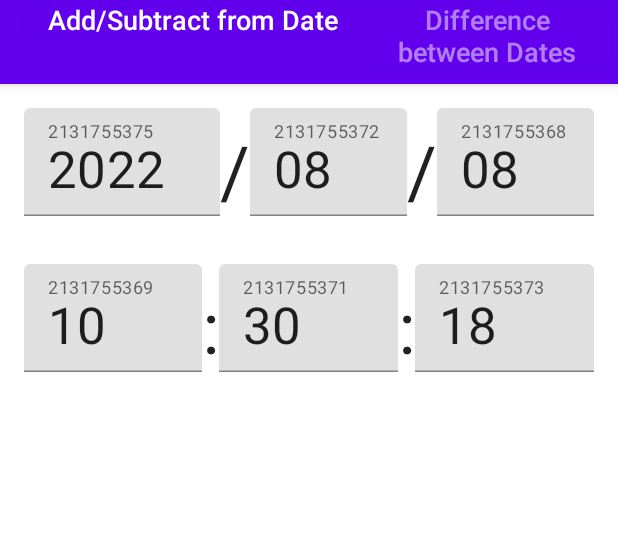
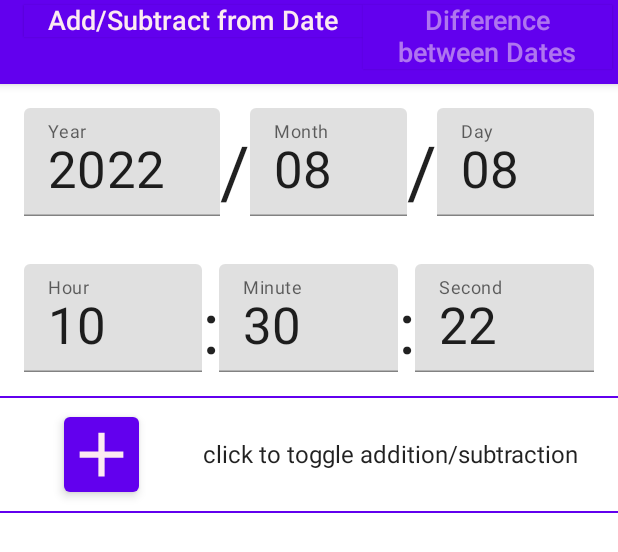
Before and after one commit to kunimitsova/DateTimeCalculator, an Android app built with Jetpack Compose: the @Preview function APreview, on a phone screen of 412 x 824 dp. Shown: the top 552 px of the screen. Run offline under Robolectric (Android 15) with nearby library versions, the phone set to English and light mode, and no system bars.

Commit message:
add some UI elements, change DateTimeUnits
add time entry to main screen, create plus/minus toggle and
add to main screen, create Add This Number entry area, create
dateTimeUnits spinner for unit selection, change
DateTimeUnits.kt so that the friendly name is now a friendly
name ID from the resources (so when you call it you have to
use a getString or stringResource bc it returns an ID)

```diff
--- a/app/src/main/java/kunimitsova/valbee/datetimecalculator/ui/components/Buttons.kt
+++ b/app/src/main/java/kunimitsova/valbee/datetimecalculator/ui/components/Buttons.kt
@@ -1,42 +1,66 @@
 package kunimitsova.valbee.datetimecalculator.ui.components
 
-import androidx.compose.foundation.layout.Row
-import androidx.compose.foundation.layout.fillMaxWidth
-import androidx.compose.foundation.layout.height
-import androidx.compose.foundation.layout.padding
-import androidx.compose.material.Button
-import androidx.compose.material.Icon
-import androidx.compose.material.IconToggleButton
-import androidx.compose.material.Text
-import androidx.compose.material.icons.Icons
-import androidx.compose.material.icons.filled.Add
+import androidx.compose.foundation.background
+import androidx.compose.foundation.clickable
+import androidx.compose.foundation.layout.*
+import androidx.compose.material.*
 import androidx.compose.runtime.Composable
+import androidx.compose.runtime.mutableStateOf
+import androidx.compose.runtime.remember
+import androidx.compose.ui.Alignment
 import androidx.compose.ui.Modifier
-import androidx.compose.ui.layout.AlignmentLine
-import androidx.compose.ui.modifier.modifierLocalConsumer
 import androidx.compose.ui.res.painterResource
 import androidx.compose.ui.res.stringResource
 import androidx.compose.ui.tooling.preview.Preview
 import androidx.compose.ui.unit.dp
 import kunimitsova.valbee.datetimecalculator.R
+import kunimitsova.valbee.datetimecalculator.ui.theme.DateTimeCalculatorTheme
 
 @Composable
 fun PlusMinusButton(addDate: Boolean, onToggle: (Boolean) -> Unit) {
-    Row(modifier = Modifier.padding(start = 30.dp)) {
+    Row(modifier = Modifier.padding(start = 30.dp, end = 16.dp)) {
         IconToggleButton(
             checked = addDate,
             onCheckedChange = onToggle,
-            modifier = Modifier.height(79.dp)
-        ) {
+            modifier = Modifier
+                .height(75.dp)
+                .width(75.dp)
+                .padding(4.dp)
+//                .background(
+//                    color = MaterialTheme.colors.primary,
+//                    shape = MaterialTheme.shapes.medium
+//                )
+        )
+         {
+             Surface(color = MaterialTheme.colors.primary,
+                 elevation = 4.dp,
+                 shape = MaterialTheme.shapes.medium
+             ) {
             if (!addDate) {
-                Icon(painter = painterResource(id = R.drawable.baseline_horizontal_rule_24),
-                    contentDescription = "Subtract" )
+                Icon(
+                    painter = painterResource(id = R.drawable.baseline_horizontal_rule_24),
+                    contentDescription = "Subtract",
+                    tint = MaterialTheme.colors.onPrimary,
+                    modifier = Modifier
+                        .height(50.dp)
+                        .width(50.dp)
+                )
             } else {
-                Icon(painter = painterResource(id = R.drawable.baseline_add_24),
-                    contentDescription = "Add")
+                Icon(
+                    painter = painterResource(id = R.drawable.baseline_add_24),
+                    contentDescription = "Add",
+                    tint = MaterialTheme.colors.onPrimary,
+                    modifier = Modifier
+                        .height(50.dp)
+                        .width(50.dp)
+                )
             }
-        }
-        Text(text = "click to toggle addition/subtraction")
+        }}
+        Spacer(modifier = Modifier.width(30.dp))
+        bodyText(
+            text = "click to toggle addition/subtraction",
+            modifier = Modifier.align(Alignment.CenterVertically)
+        )
     }
 }
 
@@ -49,13 +73,19 @@ fun CalculateButton(onCalculate: () -> Unit) {
             onClick = onCalculate,
             modifier = Modifier.fillMaxWidth(1f)
         ) {
+            Surface(color = MaterialTheme.colors.primary,
+                elevation = 4.dp
+            ) {
             ButtonText(text = stringResource(id = R.string.calculate))
-        }
+        } }
     }
 }
 
-@Preview
+@Preview(showBackground = true)
 @Composable
-fun buttonPreview() {
-
+fun ButtonPreview() {
+    var addTe = remember{ mutableStateOf(true  )}
+    DateTimeCalculatorTheme {
+        PlusMinusButton(addTe.value, {addDTe -> addTe.value = !addTe.value })
+    }
 }
--- a/app/src/main/java/kunimitsova/valbee/datetimecalculator/ui/components/DateItemsDirectInput.kt
+++ /dev/null
@@ -1,124 +0,0 @@
-package kunimitsova.valbee.datetimecalculator.ui.components
-
-import android.content.res.Configuration.UI_MODE_NIGHT_NO
-import android.content.res.Configuration.UI_MODE_NIGHT_YES
-import android.graphics.Color
-import androidx.compose.foundation.layout.*
-import androidx.compose.material.Text
-import androidx.compose.runtime.Composable
-import androidx.compose.runtime.mutableStateOf
-import androidx.compose.runtime.remember
-import androidx.compose.runtime.saveable.rememberSaveable
-import androidx.compose.ui.Alignment
-import androidx.compose.ui.Modifier
-import androidx.compose.ui.tooling.preview.Preview
-import androidx.compose.ui.unit.dp
-import kunimitsova.valbee.datetimecalculator.ui.components.EntryText
-import kunimitsova.valbee.datetimecalculator.ui.theme.DateTimeCalculatorTheme
-import kunimitsova.valbee.datetimecalculator.utils.DateTimeUnits
-import java.util.*
-
-@Composable
-fun DateItemsInput(
-    startYear: String,  startMonth: String, startDay: String,
-    onYrChange: (String) -> Unit,
-    onMonthChange: (String) -> Unit,
-    onDayChange: (String) -> Unit,
-) {
-    // starting date is current date
-    Row(
-        verticalAlignment = Alignment.Bottom,
-        modifier = Modifier.padding(16.dp)
-    ) {
-        EntryText(
-            text = startYear, label = DateTimeUnits.YEAR.friendlyName,
-            onChanged = onYrChange,
-            modifier = Modifier.weight(1f)
-        )
-        DateDivider()
-        EntryText(
-            text = startMonth, label = DateTimeUnits.MONTH.friendlyName,
-            onChanged = onMonthChange,
-            modifier = Modifier.weight(0.8f)
-        )
-        DateDivider()
-        EntryText(
-            text = startDay, label = DateTimeUnits.DAY.friendlyName,
-            onChanged = onDayChange,
-            modifier = Modifier.weight(0.8f)
-        )
-    }
-}
-
-@Composable
-fun TimeItemsInput(
-    startHour: String, startMin: String, startSec: String, startMilli: String,
-    onHrChange: (String) -> Unit,
-    onMinChange: (String) -> Unit,
-    onSecChange: (String) -> Unit,
-    onMilliChange: (String) -> Unit,
-    showMillis: Boolean,
-) {
-    // Milliseconds will be implemented later.
-    Row(verticalAlignment = Alignment.Bottom,
-        modifier = Modifier.padding(16.dp)) {
-        EntryText(
-            text = startHour, label = DateTimeUnits.HOUR.friendlyName,
-            onChanged = onHrChange,
-            modifier = Modifier.weight(1f)
-        )
-        TimeDivider()
-        EntryText(
-            text = startMin, label = DateTimeUnits.MINUTE.friendlyName,
-            onChanged = onMinChange,
-            modifier = Modifier.weight(1f)
-        )
-        TimeDivider()
-        EntryText(
-            text = startSec, label = DateTimeUnits.SECOND.friendlyName,
-            onChanged = onSecChange,
-            modifier = Modifier.weight(1f)
-        )
-        if (showMillis) {
-            EntryText(
-                text = startMilli,
-                label = DateTimeUnits.MILLISECOND.friendlyName,
-                onChanged = onMilliChange,
-                modifier = Modifier.weight(1f)
-            )
-        }
-    }
-}
-
-@Preview
-@Composable
-fun DateItemsInputPreview() {
-    DateTimeCalculatorTheme {
-        DateItemsInput(
-            startYear = "2022",
-            startMonth = "08",
-            startDay = "22",
-            onYrChange = {},
-            onMonthChange = {},
-            onDayChange = {}
-        )
-    }
-}
-
-@Preview
-@Composable
-fun TimeItemsInputPreview() {
-    DateTimeCalculatorTheme {
-        TimeItemsInput(
-            startHour = "04",
-            startMin = "33",
-            startSec = "38",
-            startMilli = "125",
-            onHrChange = {},
-            onMinChange = {},
-            onSecChange = {},
-            onMilliChange = {},
-            showMillis = false
-        )
-    }
-}
--- /dev/null
+++ b/app/src/main/java/kunimitsova/valbee/datetimecalculator/ui/components/DateItemsInput.kt
@@ -0,0 +1,57 @@
+package kunimitsova.valbee.datetimecalculator.ui.components
+
+import androidx.compose.foundation.layout.*
+import androidx.compose.runtime.Composable
+import androidx.compose.ui.Alignment
+import androidx.compose.ui.Modifier
+import androidx.compose.ui.res.stringResource
+import androidx.compose.ui.tooling.preview.Preview
+import androidx.compose.ui.unit.dp
+import kunimitsova.valbee.datetimecalculator.ui.theme.DateTimeCalculatorTheme
+import kunimitsova.valbee.datetimecalculator.R
+
+@Composable
+fun DateItemsInput(
+    startYear: String,  startMonth: String, startDay: String,
+    onYrChange: (String) -> Unit,
+    onMonthChange: (String) -> Unit,
+    onDayChange: (String) -> Unit,
+) {
+    // starting date is current date
+    Row(
+        verticalAlignment = Alignment.Bottom,
+        modifier = Modifier.padding(16.dp)
+    ) {
+        EntryText(
+            text = startYear, label = stringResource(id = R.string.year),
+            onChanged = onYrChange,
+            modifier = Modifier.weight(1f)
+        )
+        DateDivider()
+        EntryText(
+            text = startMonth, label = stringResource(id = R.string.month),
+            onChanged = onMonthChange,
+            modifier = Modifier.weight(0.8f)
+        )
+        DateDivider()
+        EntryText(
+            text = startDay, label = stringResource(id = R.string.day),
+            onChanged = onDayChange,
+            modifier = Modifier.weight(0.8f)
+        )
+    }
+}
+@Preview
+@Composable
+fun DateItemsInputPreview() {
+    DateTimeCalculatorTheme {
+        DateItemsInput(
+            startYear = "2022",
+            startMonth = "08",
+            startDay = "22",
+            onYrChange = {},
+            onMonthChange = {},
+            onDayChange = {}
+        )
+    }
+}
--- /dev/null
+++ b/app/src/main/java/kunimitsova/valbee/datetimecalculator/ui/components/TimeItemsInput.kt
@@ -0,0 +1,71 @@
+package kunimitsova.valbee.datetimecalculator.ui.components
+
+import androidx.compose.foundation.layout.Row
+import androidx.compose.foundation.layout.padding
+import androidx.compose.runtime.Composable
+import androidx.compose.ui.Alignment
+import androidx.compose.ui.Modifier
+import androidx.compose.ui.res.stringResource
+import androidx.compose.ui.tooling.preview.Preview
+import androidx.compose.ui.unit.dp
+import kunimitsova.valbee.datetimecalculator.R
+import kunimitsova.valbee.datetimecalculator.ui.theme.DateTimeCalculatorTheme
+import kunimitsova.valbee.datetimecalculator.utils.DateTimeUnits
+
+@Composable
+fun TimeItemsInput(
+    startHour: String, startMin: String, startSec: String, startMilli: String,
+    onHrChange: (String) -> Unit,
+    onMinChange: (String) -> Unit,
+    onSecChange: (String) -> Unit,
+    onMilliChange: (String) -> Unit,
+    showMillis: Boolean,
+) {
+    // Milliseconds will be implemented later.
+    Row(verticalAlignment = Alignment.Bottom,
+        modifier = Modifier.padding(16.dp)) {
+        EntryText(
+            text = startHour, label = stringResource(id = R.string.hour),
+            onChanged = onHrChange,
+            modifier = Modifier.weight(1f)
+        )
+        TimeDivider()
+        EntryText(
+            text = startMin, label = stringResource(id = R.string.minute),
+            onChanged = onMinChange,
+            modifier = Modifier.weight(1f)
+        )
+        TimeDivider()
+        EntryText(
+            text = startSec, label = stringResource(id = R.string.second),
+            onChanged = onSecChange,
+            modifier = Modifier.weight(1f)
+        )
+        if (showMillis) {
+            EntryText(
+                text = startMilli,
+                label = stringResource(id = R.string.Millis),
+                onChanged = onMilliChange,
+                modifier = Modifier.weight(1f)
+            )
+        }
+    }
+}
+
+@Preview
+@Composable
+fun TimeItemsInputPreview() {
+    DateTimeCalculatorTheme {
+        TimeItemsInput(
+            startHour = "04",
+            startMin = "33",
+            startSec = "38",
+            startMilli = "125",
+            onHrChange = {},
+            onMinChange = {},
+            onSecChange = {},
+            onMilliChange = {},
+            showMillis = false
+        )
+    }
+}
--- a/app/src/main/java/kunimitsova/valbee/datetimecalculator/ui/components/reusables.kt
+++ b/app/src/main/java/kunimitsova/valbee/datetimecalculator/ui/components/reusables.kt
@@ -1,6 +1,6 @@
 package kunimitsova.valbee.datetimecalculator.ui.components
 
-import androidx.annotation.StyleableRes
+import androidx.compose.foundation.clickable
 import androidx.compose.foundation.layout.*
 import androidx.compose.material.*
 import androidx.compose.runtime.*
@@ -10,6 +10,7 @@ import androidx.compose.ui.text.style.TextAlign
 import androidx.compose.ui.tooling.preview.Preview
 import androidx.compose.ui.unit.dp
 import kunimitsova.valbee.datetimecalculator.ui.theme.DateTimeCalculatorTheme
+import java.sql.Types
 
 // EntryText height on main page = 79dp
 @Composable
@@ -24,6 +25,25 @@ fun EntryText(
         onValueChange = onChanged,
         textStyle = MaterialTheme.typography.h4,
         label = { Text(label) },
+        modifier = modifier
+    )
+}
+
+@Composable
+fun BigText(text: String, modifier: Modifier = Modifier){
+    Text(
+        text = text,
+        style = MaterialTheme.typography.h4,
+        modifier = modifier
+    )
+}
+
+@Composable
+fun bodyText(text: String, modifier: Modifier = Modifier) {
+    Text(
+        text = text,
+        style = MaterialTheme.typography.body1,
+        textAlign = TextAlign.Start,
         modifier = modifier
     )
 }
--- a/app/src/main/java/kunimitsova/valbee/datetimecalculator/ui/screens/DateTimeAddSubScreen.kt
+++ b/app/src/main/java/kunimitsova/valbee/datetimecalculator/ui/screens/DateTimeAddSubScreen.kt
@@ -15,9 +15,13 @@ import androidx.compose.ui.tooling.preview.Preview
 import androidx.compose.ui.unit.dp
 import kunimitsova.valbee.datetimecalculator.R
 import kunimitsova.valbee.datetimecalculator.ui.components.DateItemsInput
+import kunimitsova.valbee.datetimecalculator.ui.components.DtcDivider
+import kunimitsova.valbee.datetimecalculator.ui.components.PlusMinusButton
 import kunimitsova.valbee.datetimecalculator.ui.components.TimeItemsInput
 import kunimitsova.valbee.datetimecalculator.ui.theme.DateTimeCalculatorTheme
 import kunimitsova.valbee.datetimecalculator.utils.leadingZero
+import java.time.temporal.ChronoUnit
+import java.time.temporal.TemporalUnit
 import java.util.*
 
 @Composable
@@ -37,7 +41,12 @@ fun DateTimeScreen(){
     var startMilli by rememberSaveable {
         mutableStateOf(leadingZero(calendar[Calendar.MILLISECOND], 3)) }
 
-    val showMillis by rememberSaveable { mutableStateOf(false) }
+    var showMillis by rememberSaveable { mutableStateOf(false) }
+    var plusMinus by rememberSaveable { mutableStateOf(true) }
+
+    var numToAdd by rememberSaveable { mutableStateOf("0") }
+
+
 
     Scaffold(
         topBar = { TopAppBar(title = {
@@ -91,7 +100,9 @@ fun DateTimeScreen(){
                 onMilliChange = { startMilli -> it },
                 showMillis = false
             )
-
+            DtcDivider()
+            PlusMinusButton(addDate = plusMinus, onToggle = { addDate -> plusMinus = !plusMinus })
+            DtcDivider()
         }
     }
 }
--- a/app/src/main/java/kunimitsova/valbee/datetimecalculator/ui/theme/Color.kt
+++ b/app/src/main/java/kunimitsova/valbee/datetimecalculator/ui/theme/Color.kt
@@ -1,9 +1,13 @@
 package kunimitsova.valbee.datetimecalculator.ui.theme
 
 import androidx.compose.ui.graphics.Color
+
+// these colors are not exactly the colors of legend
 
 val Purple200 = Color(0xFFBB86FC)
 val Purple500 = Color(0xFF6200EE)
 val Purple700 = Color(0xFF3700B3)
 val Teal200 = Color(0xFF03DAC5)
 val Gray900 = Color(0xFF121212)
+val Pink45 = Color(0xFFFCEAF1)
+val Pink80 = Color(0xFFFCDEE9)
--- a/app/src/main/java/kunimitsova/valbee/datetimecalculator/ui/theme/Theme.kt
+++ b/app/src/main/java/kunimitsova/valbee/datetimecalculator/ui/theme/Theme.kt
@@ -19,8 +19,11 @@ private val LightColorPalette = lightColors(
     primary = Purple500,
     primaryVariant = Purple700,
     secondary = Teal200,
-    surface = Color.White,
+    surface = Pink45,
     onSurface = Color.Black,
+    background = Color.White,
+    onBackground = Color.Black,
+    onPrimary = Pink45
 
     /* Other default colors to override
     background = Color.White,
--- /dev/null
+++ b/app/src/main/res/drawable/baseline_add_40.xml
@@ -0,0 +1,5 @@
+<vector android:height="40dp" android:tint="#000000"
+    android:viewportHeight="24" android:viewportWidth="24"
+    android:width="40dp" xmlns:android="http://schemas.android.com/apk/res/android">
+    <path android:fillColor="@android:color/white" android:pathData="M19,13h-6v6h-2v-6H5v-2h6V5h2v6h6v2z"/>
+</vector>
--- a/app/src/main/res/values/strings.xml
+++ b/app/src/main/res/values/strings.xml
@@ -12,4 +12,11 @@
     <string name="calculate">Calculate</string>
     <string name="tonww">Click to toggle addition or subtraction</string>
     <string name="lemons">lemons</string>
+    <string name="year">Year</string>
+    <string name="month">Month</string>
+    <string name="day">Day</string>
+    <string name="hour">Hour</string>
+    <string name="minute">Minute</string>
+    <string name="second">Second</string>
+    <string name="numToCalculate">number of units</string>
 </resources>
```
Also changed, not shown: app/src/main/java/kunimitsova/valbee/datetimecalculator/ui/components/AddOrSubtractThis.kt (added, +32 -0 lines), app/src/main/java/kunimitsova/valbee/datetimecalculator/ui/components/UnitsSpinner.kt (added, +79 -0 lines), app/src/main/java/kunimitsova/valbee/datetimecalculator/utils/DateTimeUnits.kt (+11 -11 lines).
